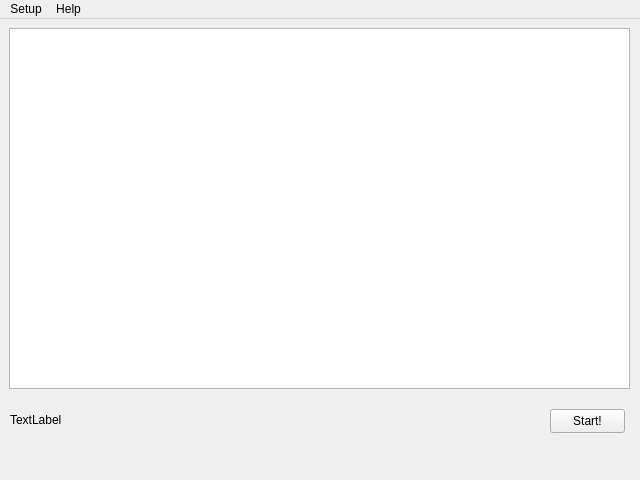
The window that forms/mainwindow.ui (MirayaProject/miraya) describes before a commit, drawn with Qt 5.
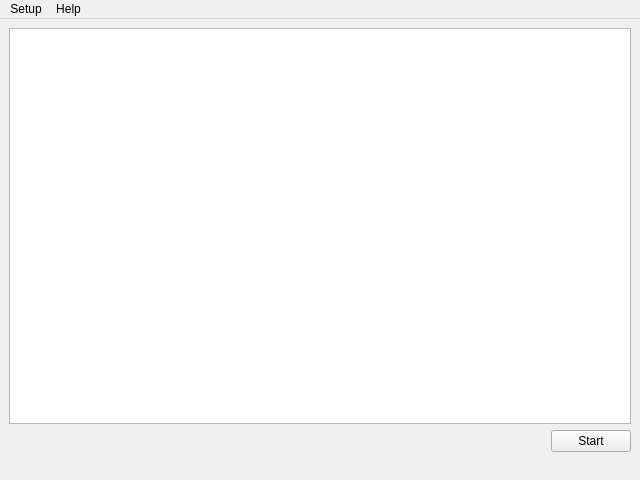
The same window after the commit.

Commit message: 🪟mainwindow: fix: start button was not in a layout

Diff of the .ui file:
```diff
--- a/forms/mainwindow.ui
+++ b/forms/mainwindow.ui
@@ -14,43 +14,14 @@
    <string>Miraya</string>
   </property>
   <widget class="QWidget" name="centralwidget">
-   <widget class="QLabel" name="nowPlayingLabel">
-    <property name="geometry">
-     <rect>
-      <x>10</x>
-      <y>390</y>
-      <width>531</width>
-      <height>21</height>
-     </rect>
-    </property>
-    <property name="text">
-     <string>TextLabel</string>
-    </property>
-   </widget>
-   <widget class="QListWidget" name="twitchChat">
-    <property name="geometry">
-     <rect>
-      <x>9</x>
-      <y>9</y>
-      <width>621</width>
-      <height>361</height>
-     </rect>
-    </property>
-   </widget>
+   <layout class="QGridLayout" name="gridLayout">
+    <item row="1" column="2">
    <widget class="QPushButton" name="btnStart">
     <property name="enabled">
      <bool>true</bool>
     </property>
-    <property name="geometry">
-     <rect>
-      <x>550</x>
-      <y>390</y>
-      <width>75</width>
-      <height>24</height>
-     </rect>
-    </property>
     <property name="text">
-     <string>Start!</string>
+       <string>Start</string>
     </property>
     <property name="checkable">
      <bool>false</bool>
@@ -58,7 +29,47 @@
     <property name="checked">
      <bool>false</bool>
     </property>
-   </widget>
+      <property name="autoDefault">
+       <bool>false</bool>
+      </property>
+     </widget>
+    </item>
+    <item row="1" column="0">
+     <widget class="QLabel" name="nowPlayingLabel">
+      <property name="text">
+       <string notr="true"/>
+      </property>
+      <property name="textFormat">
+       <enum>Qt::PlainText</enum>
+      </property>
+      <property name="scaledContents">
+       <bool>true</bool>
+      </property>
+      <property name="wordWrap">
+       <bool>false</bool>
+      </property>
+      <property name="textInteractionFlags">
+       <set>Qt::NoTextInteraction</set>
+      </property>
+     </widget>
+    </item>
+    <item row="0" column="0" colspan="3">
+     <widget class="QListWidget" name="twitchChat"/>
+    </item>
+    <item row="1" column="1">
+     <spacer name="horizontalSpacer">
+      <property name="orientation">
+       <enum>Qt::Horizontal</enum>
+      </property>
+      <property name="sizeHint" stdset="0">
+       <size>
+        <width>40</width>
+        <height>20</height>
+       </size>
+      </property>
+     </spacer>
+    </item>
+   </layout>
   </widget>
   <widget class="QMenuBar" name="menubar">
    <property name="geometry">
```
Lines whose indentation alone changed are shown as unchanged.
